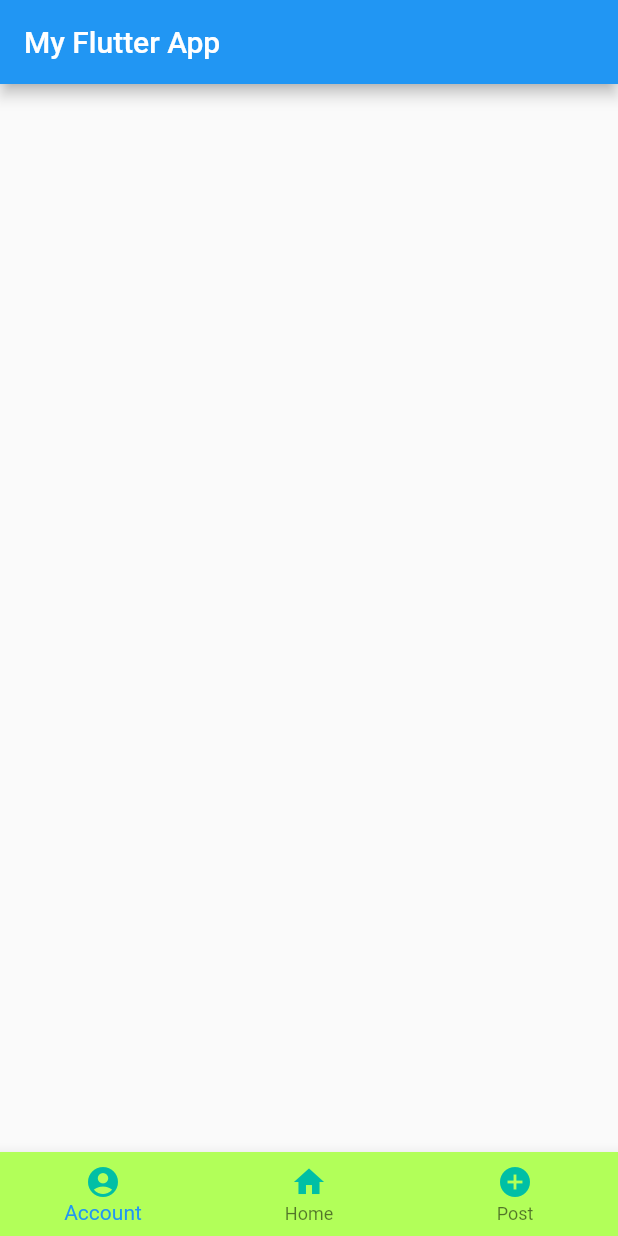
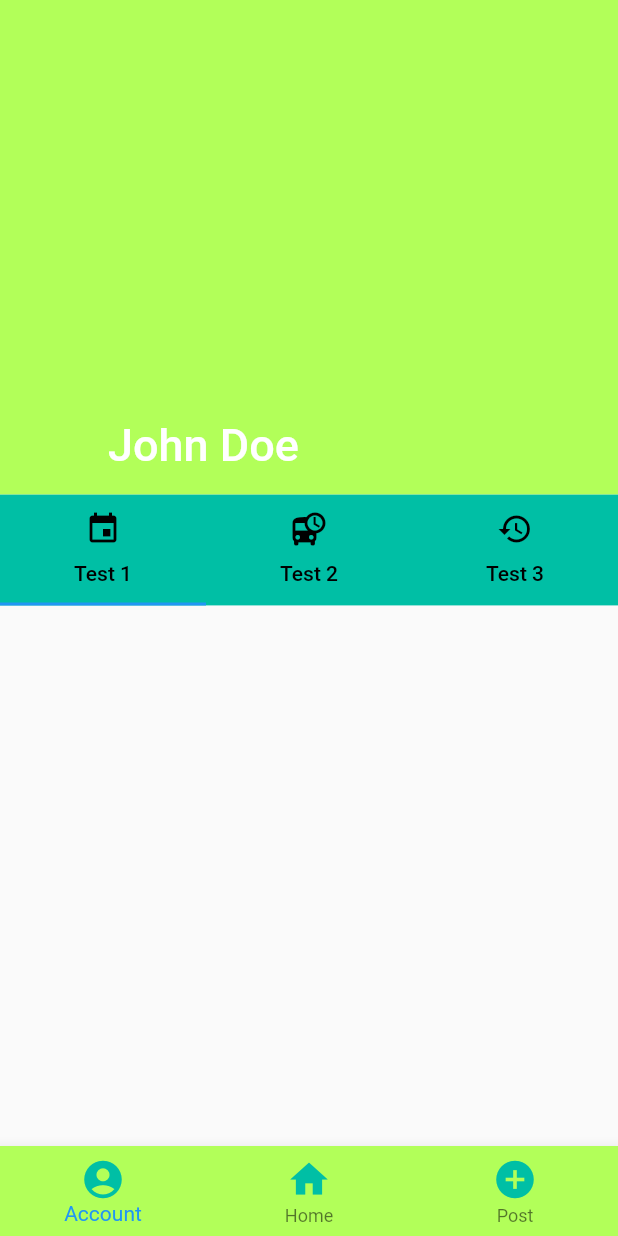
Before and after one commit to UF-Ride-Share-App/UF-Ride-Share-App, a Flutter app: the screen it shows once a user with an empty profile is signed in, on a phone screen of 412 x 824 dp. Run offline on Flutter 3.47's test engine with Material 2 defaults, Android fonts, the phone set to English and light mode, and no system bars; our stand-ins replace firebase_auth, google_sign_in; accounts and stored records are empty; project files that could hold a hidden picture were left out.

Commit message:
Added collapsing bar on profile page with tabs

```diff
--- a/lib/ui/home/home.dart
+++ b/lib/ui/home/home.dart
@@ -23,15 +23,13 @@ class _HomeState extends State<Home> {
   @override
   Widget build(BuildContext context) {
     return Scaffold(
-      appBar: AppBar(
-        title: Text('My Flutter App'),
-      ),
       body: _children[_currentIndex], // show widget (b/t app bar and bot nav) from list based on index
       bottomNavigationBar: BottomNavigationBar(
         onTap: onTabTapped, // function to be called when click a tab
         currentIndex: _currentIndex, // save currentIndex property of bot nav as _currentIndex from state's property
         type: BottomNavigationBarType.fixed,
         backgroundColor: Colors.lightGreenAccent,
+        iconSize: 30,
         items: [
           BottomNavigationBarItem(
             icon: new Icon(Icons.account_circle, color: Colors.tealAccent[700]),
--- a/lib/ui/landing/landing.dart
+++ b/lib/ui/landing/landing.dart
@@ -18,6 +18,9 @@ class Landing extends StatelessWidget {
   @override
   Widget build(BuildContext context){
     return Scaffold(
+      appBar: AppBar(
+        backgroundColor: Colors.white,
+      ),
       body: SingleChildScrollView(
         child: Column(
           crossAxisAlignment: CrossAxisAlignment.start,
--- a/lib/ui/posting/posting.dart
+++ b/lib/ui/posting/posting.dart
@@ -11,7 +11,7 @@ class Posting extends StatelessWidget {
         mainAxisAlignment: MainAxisAlignment.start,
         crossAxisAlignment: CrossAxisAlignment.stretch,
         children: [
-          Container(decoration: new BoxDecoration(color: Colors.red))
+          Container(decoration: new BoxDecoration(color: Colors.red), height: 200.0,)
         ],
       ),
     );
--- a/lib/ui/profile/profile.dart
+++ b/lib/ui/profile/profile.dart
@@ -1,11 +1,73 @@
 import 'package:flutter/material.dart';
 
-class Profile extends StatelessWidget {
+class Profile extends StatefulWidget {
+  @override
+  _ProfileMainHeader createState() => _ProfileMainHeader();
+}
 
-  Profile();
+class _ProfileMainHeader extends State<Profile> {
+  @override
+  Widget build(BuildContext context) {
+    return Scaffold(
+      body: DefaultTabController(
+        length: 3,
+        child: NestedScrollView(
+          headerSliverBuilder: (BuildContext context, bool innerBoxIsScrolled) {
+            return <Widget>[
+              SliverAppBar(
+                expandedHeight: MediaQuery.of(context).size.height * 0.40,
+                floating: false,
+                pinned: true,
+                backgroundColor: Colors.lightGreenAccent,
+                flexibleSpace: FlexibleSpaceBar(title: Text('John Doe')),
+              ),
+              SliverPersistentHeader(
+                delegate: _SliverAppBarTabBar(
+                  TabBar(
+                    labelColor: Colors.black,
+                    unselectedLabelColor: Colors.black,
+                    tabs: [
+                      Tab(icon: Icon(Icons.event), text: 'Test 1'),
+                      Tab(icon: Icon(Icons.departure_board), text: 'Test 2'),
+                      Tab(icon: Icon(Icons.history), text: 'Test 3'),
+                    ]),
+                ),
+                pinned: true,
+              ),
+              SliverFillRemaining(),
+            ];
+          },
+          body: Center(child: Text('data'),)
+        )
+      )
+    );
+  }
+}
+
+class _SliverAppBarTabBar extends SliverPersistentHeaderDelegate {
+  _SliverAppBarTabBar(this._tabBar);
+
+  final TabBar _tabBar;
 
   @override
-  Widget build(BuildContext context) {
-    return Container();
+  double get minExtent => _tabBar.preferredSize.height;
+
+  @override
+  double get maxExtent => _tabBar.preferredSize.height;
+
+  @override
+  Widget build(
+      BuildContext context, double shrinkOffset, bool overlapsContent) {
+    return new Container(
+      child: new Material(
+        color: Colors.tealAccent[700],
+        child: _tabBar,
+      )
+    );
+  }
+
+  @override
+  bool shouldRebuild(_SliverAppBarTabBar delegate) {
+    return false;
   }
 }
```
Also changed, not shown: pubspec.yaml (+4 -4 lines).
